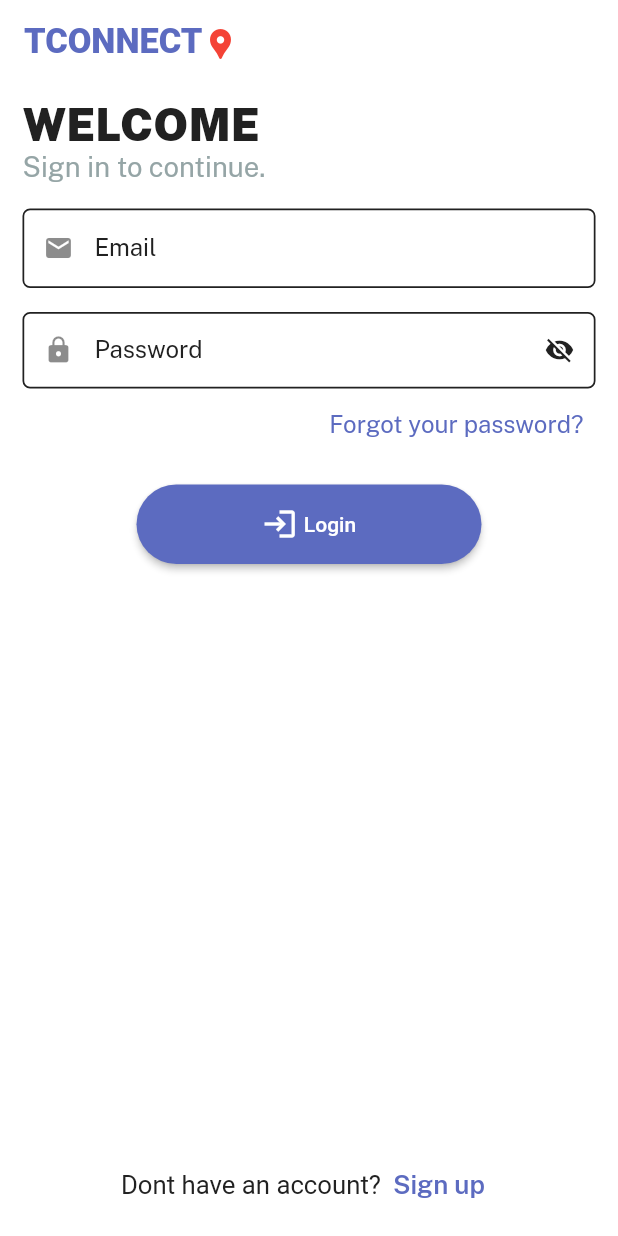
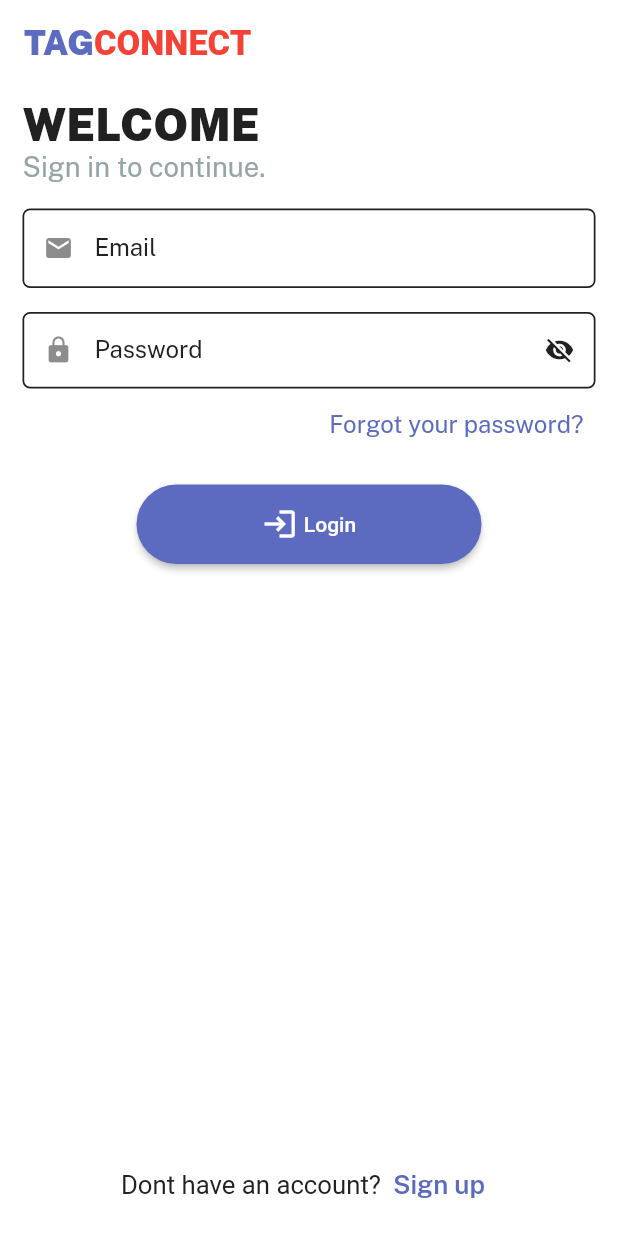
Before and after one commit to rhoebie/tagconnect-app-repo, a Flutter app: the screen it shows after launch, after a tap on "Skip", on a phone screen of 412 x 824 dp. Run offline on Flutter 3.47's test engine with Material 2 defaults, Android fonts, the phone set to English and light mode, and no system bars; drawn by our look-alikes of progress_state_button; our stand-ins replace auto_size_text, cached_network_image, connectivity_plus, device_info_plus, fl_chart, flutter_html and 5 more; accounts and stored records are empty; network calls fail; project files that could hold a hidden picture were left out.

Commit message:
change tconnect to TagConnect

```diff
--- a/lib/screens/login_screen.dart
+++ b/lib/screens/login_screen.dart
@@ -123,26 +123,27 @@ class _LoginScreenState extends State<LoginScreen> {
         backgroundColor: tcWhite,
         automaticallyImplyLeading: false,
         elevation: 0,
-        title: Row(
-          mainAxisAlignment: MainAxisAlignment.start,
-          crossAxisAlignment: CrossAxisAlignment.end,
-          children: [
-            Text(
-              'TCONNECT',
-              textAlign: TextAlign.center,
-              style: TextStyle(
-                color: tcViolet,
-                fontFamily: 'Roboto',
-                fontSize: 20.sp,
-                fontWeight: FontWeight.w900,
+        title: RichText(
+          textAlign: TextAlign.start,
+          text: TextSpan(
+            style: TextStyle(
+              fontFamily: 'PublicSans',
+              fontSize: 20.sp,
+              fontWeight: FontWeight.w900,
+              color: tcViolet,
+            ),
+            children: [
+              TextSpan(
+                text: 'TAG',
               ),
-            ),
-            const Icon(
-              Icons.location_pin,
-              color: tcRed,
-              size: 24,
-            )
-          ],
+              TextSpan(
+                text: 'CONNECT',
+                style: TextStyle(
+                  color: tcRed,
+                ),
+              ),
+            ],
+          ),
         ),
       ),
       body: SafeArea(
--- a/lib/screens/one_screen.dart
+++ b/lib/screens/one_screen.dart
@@ -18,11 +18,7 @@ class WelcomeOneScreen extends StatelessWidget {
         automaticallyImplyLeading: false,
         elevation: 0,
         title: Container(
-          child: Row(
-            mainAxisAlignment: MainAxisAlignment.start,
-            crossAxisAlignment: CrossAxisAlignment.end,
-            children: [
-              RichText(
+          child: RichText(
             textAlign: TextAlign.start,
             text: TextSpan(
               style: TextStyle(
@@ -33,23 +29,16 @@ class WelcomeOneScreen extends StatelessWidget {
               ),
               children: [
                 TextSpan(
-                      text: 'TAGUIG',
+                  text: 'TAG',
                 ),
                 TextSpan(
-                      text: 'ALERT',
+                  text: 'CONNECT',
                   style: TextStyle(
                     color: tcRed,
                   ),
                 ),
               ],
             ),
-              ),
-              const Icon(
-                Icons.location_pin,
-                color: tcRed,
-                size: 24,
-              )
-            ],
           ),
         ),
       ),
```
Also changed, not shown: lib/screens/forgot-password_screen.dart (+45 -42 lines), lib/screens/register_screen.dart (+72 -68 lines), lib/screens/two_screen.dart (+4 -15 lines). Lines whose indentation alone changed are shown as unchanged.
